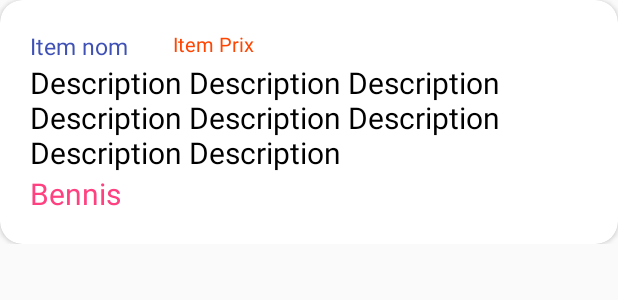
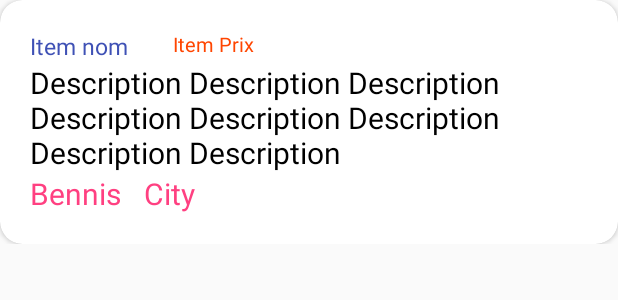
Before and after one commit to bennismehdi/Keep-n-Touch, an Android app: the layout item_cel.xml on its own in the app's theme, with its tools: preview values and no code run, on a phone screen of 412 x 824 dp. Shown: the top 300 px of the screen. Run offline under Robolectric (Android 15) with nearby library versions, the phone set to English and light mode, and no system bars.

Commit message:
Ajout city pour l'item en vente

```diff
--- a/app/src/main/java/co/example/um2/aigle/alo/Common/Commerce/ItemsPersistence/GetItemsByCategorieTask.java
+++ b/app/src/main/java/co/example/um2/aigle/alo/Common/Commerce/ItemsPersistence/GetItemsByCategorieTask.java
@@ -64,7 +64,7 @@ public class GetItemsByCategorieTask extends AsyncTask<String, String, List<Item
                     Log.d("Line " + i, line);
                     String[] str = line.split("&bptkce&");
                     try{
-                        Item item = new Item(str[0], str[1], str[2], str[3], str[4], str[5], str[6]);
+                        Item item = new Item(str[0], str[1], str[2], str[3], str[4], str[5], str[6], str[7]);
                         items.add(item);
                     }catch (Exception e){
                         Log.d("Error", "This line is empty or false");
--- a/app/src/main/java/co/example/um2/aigle/alo/Common/Commerce/ItemsPersistence/GetItemsByResearchTask.java
+++ b/app/src/main/java/co/example/um2/aigle/alo/Common/Commerce/ItemsPersistence/GetItemsByResearchTask.java
@@ -66,7 +66,7 @@ public class GetItemsByResearchTask extends AsyncTask <String, String, List<Item
                     Log.d("Line " + i, line);
                     String[] str = line.split("&bptkce&");
                     try{
-                        Item item = new Item(str[0], str[1], str[2], str[3], str[4], str[5], str[6]);
+                        Item item = new Item(str[0], str[1], str[2], str[3], str[4], str[5], str[6], str[7]);
                         items.add(item);
                     }catch (Exception e){
                         Log.d("Error", "This line is empty or false");
--- a/app/src/main/java/co/example/um2/aigle/alo/Common/Commerce/ItemsPersistence/GetItemsTask.java
+++ b/app/src/main/java/co/example/um2/aigle/alo/Common/Commerce/ItemsPersistence/GetItemsTask.java
@@ -63,7 +63,7 @@ public class GetItemsTask extends AsyncTask<String, String, List<Item> >{
                     Log.d("Line " + i, line);
                     String[] str = line.split("&bptkce&");
                     try{
-                        Item item = new Item(str[0], str[1], str[2], str[3], str[4], str[5], str[6]);
+                        Item item = new Item(str[0], str[1], str[2], str[3], str[4], str[5], str[6], str[7]);
                         this.items.add(item);
                     }catch (Exception e){
                         Log.d("Error", "This line is empty or false");
--- a/app/src/main/java/co/example/um2/aigle/alo/Common/Commerce/ItemsPersistence/PostItemTask.java
+++ b/app/src/main/java/co/example/um2/aigle/alo/Common/Commerce/ItemsPersistence/PostItemTask.java
@@ -72,6 +72,8 @@ public class PostItemTask extends AsyncTask<String, String, String> {
                 post_data += "="+URLEncoder.encode(strings[5], "utf-8");
                 post_data += "&"+URLEncoder.encode("lattitude", "utf-8");
                 post_data += "="+URLEncoder.encode(strings[6], "utf-8");
+                post_data += "&"+URLEncoder.encode("city", "utf-8");
+                post_data += "="+URLEncoder.encode(strings[7], "utf-8");
 
                 bufferedWriter.write(post_data);
                 bufferedWriter.flush();
--- a/app/src/main/java/co/example/um2/aigle/alo/Common/Commerce/ListItems/ItemHolder.java
+++ b/app/src/main/java/co/example/um2/aigle/alo/Common/Commerce/ListItems/ItemHolder.java
@@ -17,6 +17,7 @@ public class ItemHolder extends RecyclerView.ViewHolder {
     private TextView itemNom;
     private TextView itemDescription;
     private TextView itemPrix;
+    private TextView itemCity;
 
     public ItemHolder(View itemView) {
         super(itemView);
@@ -25,6 +26,7 @@ public class ItemHolder extends RecyclerView.ViewHolder {
         itemOwner = (TextView) itemView.findViewById(R.id.itemOwner);
         itemDescription = (TextView) itemView.findViewById(R.id.itemDescription);
         itemPrix = (TextView) itemView.findViewById(R.id.itemPrix);
+        itemCity = (TextView) itemView.findViewById(R.id.itemCity);
     }
 
     public void display(Item item){
@@ -32,5 +34,6 @@ public class ItemHolder extends RecyclerView.ViewHolder {
         itemNom.setText(item.getItem());
         itemDescription.setText(item.getDescription());
         itemPrix.setText(item.getPrix() + " €");
+        itemCity.setText(item.getCity());
     }
 }
--- a/app/src/main/res/layout/item_cel.xml
+++ b/app/src/main/res/layout/item_cel.xml
@@ -51,6 +51,17 @@
         android:layout_below="@id/itemDescription"
         android:layout_width="wrap_content"
         android:layout_height="wrap_content" />
+
+        <TextView
+            android:id="@+id/itemCity"
+            android:layout_marginLeft="15dp"
+            android:textSize="20dp"
+            android:text="City"
+            android:textColor="@color/colorAccent"
+            android:layout_toRightOf="@id/itemOwner"
+            android:layout_below="@id/itemDescription"
+            android:layout_width="wrap_content"
+            android:layout_height="wrap_content" />
     </RelativeLayout>
     </android.support.v7.widget.CardView>
 </RelativeLayout>
```
Also changed, not shown: app/src/main/java/co/example/um2/aigle/alo/Common/Commerce/ListItems/Item.java (+11 -1 lines), app/src/main/java/co/example/um2/aigle/alo/Common/Commerce/VendreActivity.java (+21 -1 lines).
